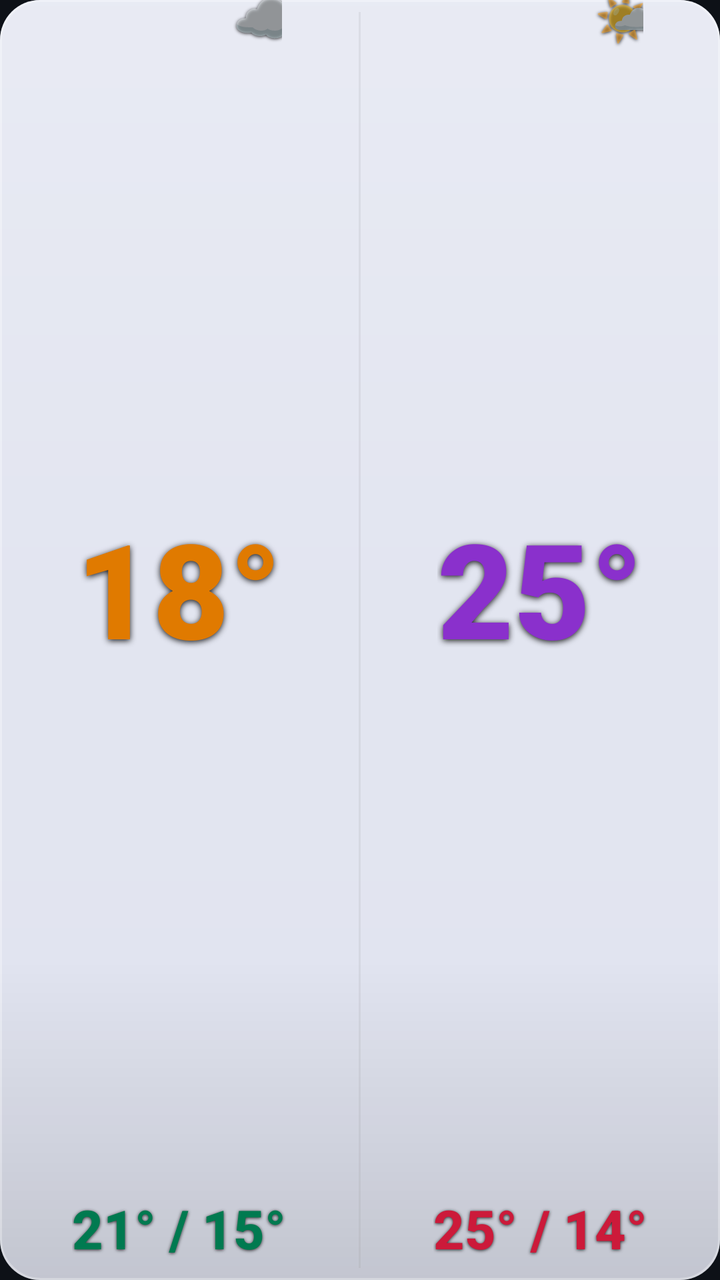
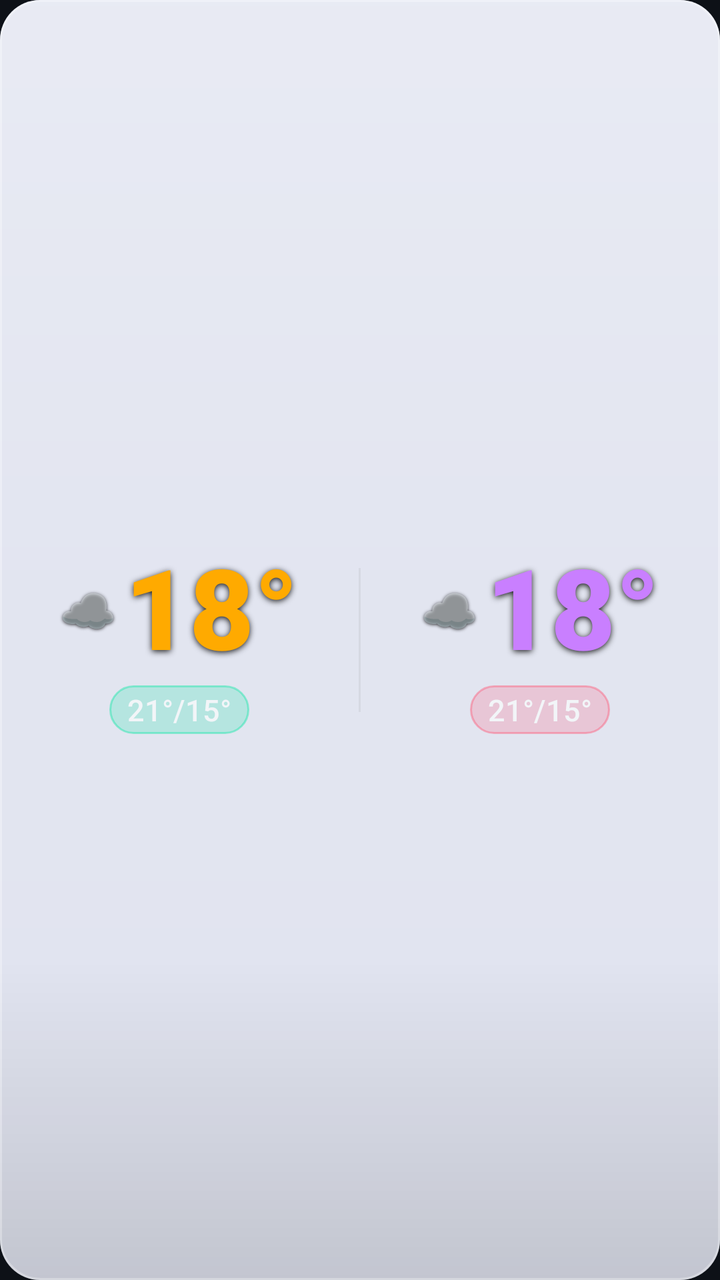

An Android layout rendered at two revisions. The XML below is the earlier revision; the diff shows what the commit changed to produce the second picture.
<!-- AndroidManifest.xml: application theme Theme.Weather28 -->
<!-- res/layout/widget_light_m.xml -->
<?xml version="1.0" encoding="utf-8"?>
<LinearLayout xmlns:android="http://schemas.android.com/apk/res/android"
    android:id="@+id/widget_root"
    android:layout_width="match_parent"
    android:layout_height="match_parent"
    android:orientation="vertical"
    android:background="@drawable/widget_bg_light">


    <LinearLayout
        android:layout_width="match_parent"
        android:layout_height="0dp"
        android:layout_weight="1"
        android:orientation="horizontal">

        
        <LinearLayout
            android:layout_width="0dp"
            android:layout_height="match_parent"
            android:layout_weight="1"
            android:orientation="vertical"
            android:gravity="center_horizontal"
            android:paddingStart="6dp"
            android:paddingEnd="6dp"
            android:paddingBottom="8dp">

            <FrameLayout
                android:layout_width="wrap_content"
                android:layout_height="0dp"
                android:layout_weight="1">

                <TextView
                    android:id="@+id/today_temp"
                    android:layout_width="wrap_content"
                    android:layout_height="wrap_content"
                    android:layout_gravity="center"
                    android:text="18°"
                    android:textColor="#e07a00"
                    android:textSize="66sp"
                    android:fontFamily="sans-serif-black"
                    android:includeFontPadding="false"
                    android:gravity="center"
                    android:shadowColor="#e6000000" android:shadowDx="0" android:shadowDy="2" android:shadowRadius="7"/>

                <TextView
                    android:id="@+id/today_icon"
                    android:layout_width="wrap_content"
                    android:layout_height="wrap_content"
                    android:layout_gravity="top|end"
                    android:layout_marginTop="-6dp"
                    android:layout_marginEnd="-8dp"
                    android:text="☁️"
                    android:textSize="26sp"
                    android:includeFontPadding="false"
                    android:gravity="center"
                    android:shadowColor="#cc000000" android:shadowDx="0" android:shadowDy="1" android:shadowRadius="4"/>
            </FrameLayout>

            <TextView
                android:id="@+id/today_minmax"
                android:layout_width="wrap_content"
                android:layout_height="wrap_content"
                android:text="21° / 15°"
                android:textColor="#007a50"
                android:textSize="27sp"
                android:fontFamily="sans-serif-medium"
                android:textStyle="bold"
                android:layout_marginTop="2dp"
                android:shadowColor="#cc000000" android:shadowDx="0" android:shadowDy="1" android:shadowRadius="4"/>
        </LinearLayout>

        <TextView
            android:layout_width="1dp"
            android:layout_height="match_parent"
            android:background="#22888888"
            android:layout_marginTop="6dp"
            android:layout_marginBottom="6dp"
            android:text=""/>

        
        <LinearLayout
            android:layout_width="0dp"
            android:layout_height="match_parent"
            android:layout_weight="1"
            android:orientation="vertical"
            android:gravity="center_horizontal"
            android:paddingStart="6dp"
            android:paddingEnd="6dp"
            android:paddingBottom="8dp">

            <FrameLayout
                android:layout_width="wrap_content"
                android:layout_height="0dp"
                android:layout_weight="1">

                <TextView
                    android:id="@+id/tomorrow_temp"
                    android:layout_width="wrap_content"
                    android:layout_height="wrap_content"
                    android:layout_gravity="center"
                    android:text="25°"
                    android:textColor="#8a30cc"
                    android:textSize="66sp"
                    android:fontFamily="sans-serif-black"
                    android:includeFontPadding="false"
                    android:gravity="center"
                    android:shadowColor="#e6000000" android:shadowDx="0" android:shadowDy="2" android:shadowRadius="7"/>

                <TextView
                    android:id="@+id/tomorrow_icon"
                    android:layout_width="wrap_content"
                    android:layout_height="wrap_content"
                    android:layout_gravity="top|end"
                    android:layout_marginTop="-6dp"
                    android:layout_marginEnd="-8dp"
                    android:text="🌤️"
                    android:textSize="26sp"
                    android:includeFontPadding="false"
                    android:gravity="center"
                    android:shadowColor="#cc000000" android:shadowDx="0" android:shadowDy="1" android:shadowRadius="4"/>
            </FrameLayout>

            <TextView
                android:id="@+id/tomorrow_minmax"
                android:layout_width="wrap_content"
                android:layout_height="wrap_content"
                android:text="25° / 14°"
                android:textColor="#cc1a3a"
                android:textSize="27sp"
                android:fontFamily="sans-serif-medium"
                android:textStyle="bold"
                android:layout_marginTop="2dp"
                android:shadowColor="#cc000000" android:shadowDx="0" android:shadowDy="1" android:shadowRadius="4"/>
        </LinearLayout>
    </LinearLayout>

    <TextView android:id="@+id/widget_refresh" android:layout_width="0dp" android:layout_height="0dp" android:visibility="gone"/>
    <TextView android:id="@+id/today_desc"    android:layout_width="0dp" android:layout_height="0dp" android:visibility="gone"/>
    <TextView android:id="@+id/tomorrow_desc" android:layout_width="0dp" android:layout_height="0dp" android:visibility="gone"/>
    <TextView android:id="@+id/today_icon_bg" android:layout_width="0dp" android:layout_height="0dp" android:visibility="gone"/>
    <TextView android:id="@+id/tomorrow_icon_bg" android:layout_width="0dp" android:layout_height="0dp" android:visibility="gone"/>
    <TextView android:id="@+id/today_rain"    android:layout_width="0dp" android:layout_height="0dp" android:visibility="gone"/>
    <TextView android:id="@+id/today_wind"    android:layout_width="0dp" android:layout_height="0dp" android:visibility="gone"/>
    <TextView android:id="@+id/tomorrow_rain" android:layout_width="0dp" android:layout_height="0dp" android:visibility="gone"/>
    <TextView android:id="@+id/tomorrow_wind" android:layout_width="0dp" android:layout_height="0dp" android:visibility="gone"/>

</LinearLayout>
<!-- resources referenced by this layout -->
<resources>
  <!-- drawable widget_bg_light (drawable) -->
  <?xml version="1.0" encoding="utf-8"?>
  <layer-list xmlns:android="http://schemas.android.com/apk/res/android">
      <item>
          <shape android:shape="rectangle">
              <solid android:color="#EEF0F4FF"/>
              <corners android:radius="20dp"/>
          </shape>
      </item>
      <item>
          <shape android:shape="rectangle">
              <gradient
                  android:type="linear"
                  android:angle="115"
                  android:startColor="#40FFFFFF"
                  android:centerColor="#0FFFFFFF"
                  android:endColor="#00FFFFFF"
                  android:centerY="0.45"/>
              <corners android:radius="20dp"/>
          </shape>
      </item>
      <item>
          <shape android:shape="rectangle">
              <gradient
                  android:type="linear"
                  android:angle="90"
                  android:startColor="#22000000"
                  android:centerColor="#00000000"
                  android:endColor="#00000000"
                  android:centerY="0.25"/>
              <corners android:radius="20dp"/>
          </shape>
      </item>
      <item>
          <shape android:shape="rectangle">
              <stroke android:width="1dp" android:color="#4DFFFFFF"/>
              <corners android:radius="20dp"/>
          </shape>
      </item>
  </layer-list>
  <style name="Theme.Weather28" parent="Theme.MaterialComponents.DayNight.NoActionBar">
          <item name="colorPrimary">#00e5a0</item>
          <item name="colorPrimaryVariant">#4d9fff</item>
          <item name="colorOnPrimary">#0d1117</item>
          <item name="android:windowBackground">#0d1117</item>
          <item name="android:statusBarColor">#0d1117</item>
          <item name="android:navigationBarColor">#0d1117</item>
      </style>
</resources>

<!-- the commit's change to res/layout/widget_light_m.xml (unified diff, before → after) -->
@@ -6,141 +6,142 @@
     android:orientation="vertical"
     android:background="@drawable/widget_bg_light">
 
-
     <LinearLayout
         android:layout_width="match_parent"
         android:layout_height="0dp"
         android:layout_weight="1"
-        android:orientation="horizontal">
+        android:orientation="horizontal"
+        android:gravity="center_vertical">
 
-        
         <LinearLayout
             android:layout_width="0dp"
             android:layout_height="match_parent"
             android:layout_weight="1"
             android:orientation="vertical"
-            android:gravity="center_horizontal"
+            android:gravity="center"
             android:paddingStart="6dp"
-            android:paddingEnd="6dp"
-            android:paddingBottom="8dp">
+            android:paddingEnd="6dp">
 
-            <FrameLayout
+            <LinearLayout
                 android:layout_width="wrap_content"
-                android:layout_height="0dp"
-                android:layout_weight="1">
+                android:layout_height="wrap_content"
+                android:orientation="horizontal"
+                android:gravity="center_vertical">
+
+                <TextView
+                    android:id="@+id/today_icon"
+                    android:layout_width="wrap_content"
+                    android:layout_height="wrap_content"
+                    android:text="☁️"
+                    android:textSize="23sp"
+                    android:includeFontPadding="false"
+                    android:gravity="center"
+                    android:layout_marginEnd="4dp"
+                    android:shadowColor="#cc000000" android:shadowDx="0" android:shadowDy="1" android:shadowRadius="4"/>
 
                 <TextView
                     android:id="@+id/today_temp"
                     android:layout_width="wrap_content"
                     android:layout_height="wrap_content"
-                    android:layout_gravity="center"
                     android:text="18°"
-                    android:textColor="#e07a00"
-                    android:textSize="66sp"
+                    android:textColor="#ffaa00"
+                    android:textSize="56sp"
                     android:fontFamily="sans-serif-black"
                     android:includeFontPadding="false"
                     android:gravity="center"
                     android:shadowColor="#e6000000" android:shadowDx="0" android:shadowDy="2" android:shadowRadius="7"/>
-
-                <TextView
-                    android:id="@+id/today_icon"
-                    android:layout_width="wrap_content"
-                    android:layout_height="wrap_content"
-                    android:layout_gravity="top|end"
-                    android:layout_marginTop="-6dp"
-                    android:layout_marginEnd="-8dp"
-                    android:text="☁️"
-                    android:textSize="26sp"
-                    android:includeFontPadding="false"
-                    android:gravity="center"
-                    android:shadowColor="#cc000000" android:shadowDx="0" android:shadowDy="1" android:shadowRadius="4"/>
-            </FrameLayout>
+            </LinearLayout>
 
             <TextView
                 android:id="@+id/today_minmax"
                 android:layout_width="wrap_content"
                 android:layout_height="wrap_content"
-                android:text="21° / 15°"
-                android:textColor="#007a50"
-                android:textSize="27sp"
+                android:text="21°/15°"
+                android:textColor="#f2f5f8"
+                android:textSize="15sp"
                 android:fontFamily="sans-serif-medium"
-                android:textStyle="bold"
-                android:layout_marginTop="2dp"
-                android:shadowColor="#cc000000" android:shadowDx="0" android:shadowDy="1" android:shadowRadius="4"/>
+                android:maxLines="1"
+                android:ellipsize="end"
+                android:background="@drawable/widget_pill_green"
+                android:paddingStart="9dp"
+                android:paddingEnd="9dp"
+                android:paddingTop="2dp"
+                android:paddingBottom="2dp"
+                android:layout_marginTop="4dp"/>
         </LinearLayout>
 
         <TextView
             android:layout_width="1dp"
-            android:layout_height="match_parent"
+            android:layout_height="72dp"
             android:background="#22888888"
-            android:layout_marginTop="6dp"
-            android:layout_marginBottom="6dp"
             android:text=""/>
 
-        
         <LinearLayout
             android:layout_width="0dp"
             android:layout_height="match_parent"
             android:layout_weight="1"
             android:orientation="vertical"
-            android:gravity="center_horizontal"
+            android:gravity="center"
             android:paddingStart="6dp"
-            android:paddingEnd="6dp"
-            android:paddingBottom="8dp">
+            android:paddingEnd="6dp">
 
-            <FrameLayout
+            <LinearLayout
                 android:layout_width="wrap_content"
-                android:layout_height="0dp"
-                android:layout_weight="1">
+                android:layout_height="wrap_content"
+                android:orientation="horizontal"
+                android:gravity="center_vertical">
+
+                <TextView
+                    android:id="@+id/tomorrow_icon"
+                    android:layout_width="wrap_content"
+                    android:layout_height="wrap_content"
+                    android:text="☁️"
+                    android:textSize="23sp"
+                    android:includeFontPadding="false"
+                    android:gravity="center"
+                    android:layout_marginEnd="4dp"
+                    android:shadowColor="#cc000000" android:shadowDx="0" android:shadowDy="1" android:shadowRadius="4"/>
 
                 <TextView
                     android:id="@+id/tomorrow_temp"
                     android:layout_width="wrap_content"
                     android:layout_height="wrap_content"
-                    android:layout_gravity="center"
-                    android:text="25°"
-                    android:textColor="#8a30cc"
-                    android:textSize="66sp"
+                    android:text="18°"
+                    android:textColor="#c97fff"
+                    android:textSize="56sp"
                     android:fontFamily="sans-serif-black"
                     android:includeFontPadding="false"
                     android:gravity="center"
                     android:shadowColor="#e6000000" android:shadowDx="0" android:shadowDy="2" android:shadowRadius="7"/>
-
-                <TextView
-                    android:id="@+id/tomorrow_icon"
-                    android:layout_width="wrap_content"
-                    android:layout_height="wrap_content"
-                    android:layout_gravity="top|end"
-                    android:layout_marginTop="-6dp"
-                    android:layout_marginEnd="-8dp"
-                    android:text="🌤️"
-                    android:textSize="26sp"
-                    android:includeFontPadding="false"
-                    android:gravity="center"
-                    android:shadowColor="#cc000000" android:shadowDx="0" android:shadowDy="1" android:shadowRadius="4"/>
-            </FrameLayout>
+            </LinearLayout>
 
             <TextView
                 android:id="@+id/tomorrow_minmax"
                 android:layout_width="wrap_content"
                 android:layout_height="wrap_content"
-                android:text="25° / 14°"
-                android:textColor="#cc1a3a"
-                android:textSize="27sp"
+                android:text="21°/15°"
+                android:textColor="#f2f5f8"
+                android:textSize="15sp"
                 android:fontFamily="sans-serif-medium"
-                android:textStyle="bold"
-                android:layout_marginTop="2dp"
-                android:shadowColor="#cc000000" android:shadowDx="0" android:shadowDy="1" android:shadowRadius="4"/>
+                android:maxLines="1"
+                android:ellipsize="end"
+                android:background="@drawable/widget_pill_pink"
+                android:paddingStart="9dp"
+                android:paddingEnd="9dp"
+                android:paddingTop="2dp"
+                android:paddingBottom="2dp"
+                android:layout_marginTop="4dp"/>
         </LinearLayout>
+
     </LinearLayout>
 
     <TextView android:id="@+id/widget_refresh" android:layout_width="0dp" android:layout_height="0dp" android:visibility="gone"/>
-    <TextView android:id="@+id/today_desc"    android:layout_width="0dp" android:layout_height="0dp" android:visibility="gone"/>
+    <TextView android:id="@+id/today_desc" android:layout_width="0dp" android:layout_height="0dp" android:visibility="gone"/>
     <TextView android:id="@+id/tomorrow_desc" android:layout_width="0dp" android:layout_height="0dp" android:visibility="gone"/>
     <TextView android:id="@+id/today_icon_bg" android:layout_width="0dp" android:layout_height="0dp" android:visibility="gone"/>
     <TextView android:id="@+id/tomorrow_icon_bg" android:layout_width="0dp" android:layout_height="0dp" android:visibility="gone"/>
-    <TextView android:id="@+id/today_rain"    android:layout_width="0dp" android:layout_height="0dp" android:visibility="gone"/>
-    <TextView android:id="@+id/today_wind"    android:layout_width="0dp" android:layout_height="0dp" android:visibility="gone"/>
+    <TextView android:id="@+id/today_rain" android:layout_width="0dp" android:layout_height="0dp" android:visibility="gone"/>
+    <TextView android:id="@+id/today_wind" android:layout_width="0dp" android:layout_height="0dp" android:visibility="gone"/>
     <TextView android:id="@+id/tomorrow_rain" android:layout_width="0dp" android:layout_height="0dp" android:visibility="gone"/>
     <TextView android:id="@+id/tomorrow_wind" android:layout_width="0dp" android:layout_height="0dp" android:visibility="gone"/>
 
<!-- resource entries referenced after the edit -->
@@ -40,6 +40,20 @@
           </shape>
       </item>
   </layer-list>
+  <!-- drawable widget_pill_green (drawable) -->
+  <?xml version="1.0" encoding="utf-8"?>
+  <shape xmlns:android="http://schemas.android.com/apk/res/android" android:shape="rectangle">
+      <solid android:color="#3300e5a0"/>
+      <stroke android:width="1dp" android:color="#6600e5a0"/>
+      <corners android:radius="20dp"/>
+  </shape>
+  <!-- drawable widget_pill_pink (drawable) -->
+  <?xml version="1.0" encoding="utf-8"?>
+  <shape xmlns:android="http://schemas.android.com/apk/res/android" android:shape="rectangle">
+      <solid android:color="#33ff4d6d"/>
+      <stroke android:width="1dp" android:color="#66ff4d6d"/>
+      <corners android:radius="20dp"/>
+  </shape>
   <style name="Theme.Weather28" parent="Theme.MaterialComponents.DayNight.NoActionBar">
           <item name="colorPrimary">#00e5a0</item>
           <item name="colorPrimaryVariant">#4d9fff</item>
